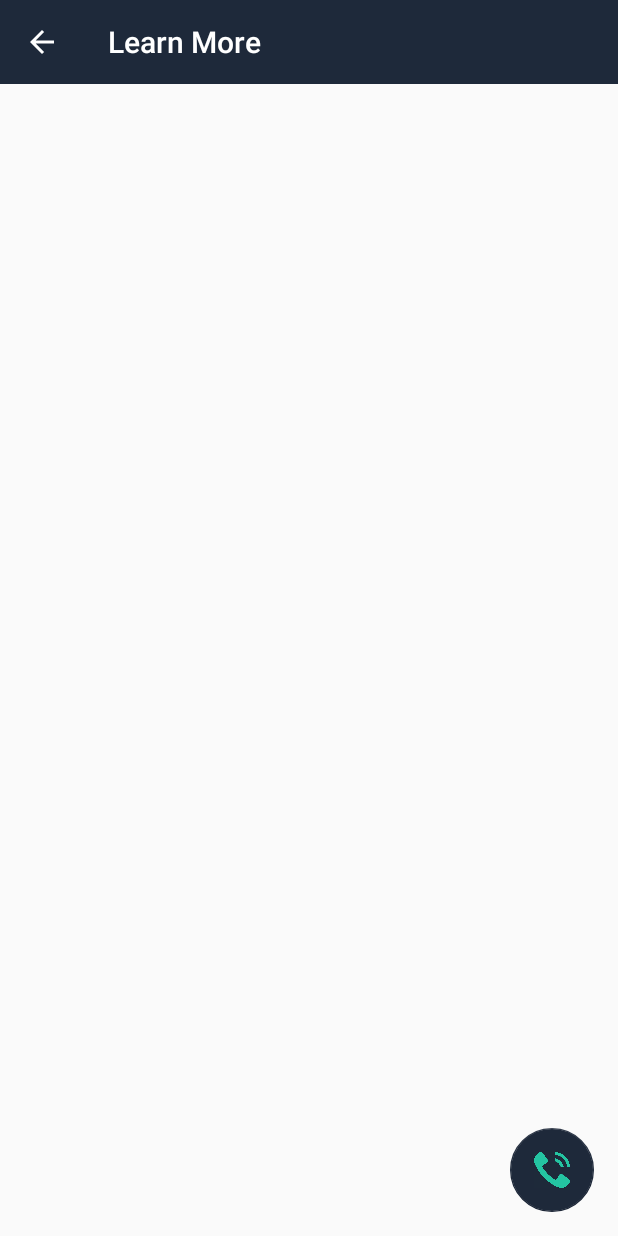
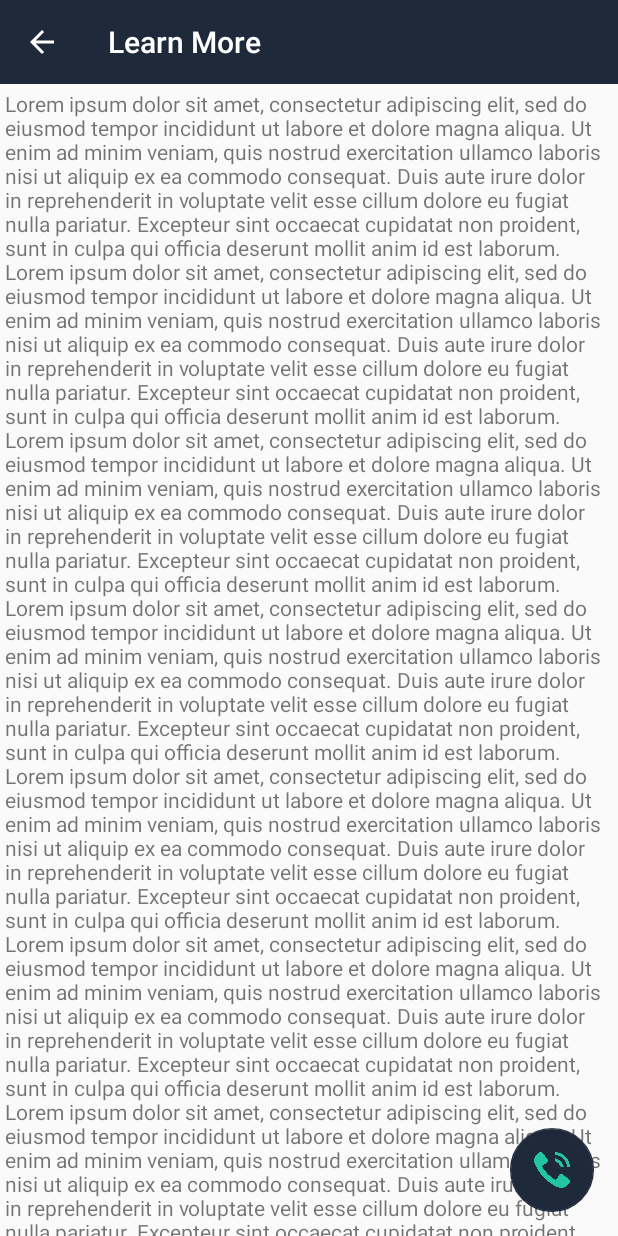
Before and after one commit to AnnaShajee/WeCare, an Android app: the LearningActivity screen opened directly, with no data from a screen before it, on a phone screen of 412 x 824 dp. Run offline under Robolectric (Android 15) with nearby library versions, the phone set to English and light mode, and no system bars.

Commit message:
Second commit with functioning ScrollView layout for Learning Activity

```diff
--- a/WeCare/app/src/main/java/com/example/schopra/wecare/DiaryActivity.java
+++ b/WeCare/app/src/main/java/com/example/schopra/wecare/DiaryActivity.java
@@ -27,6 +27,7 @@ public class DiaryActivity extends AppCompatActivity {
 
         Toolbar toolbar = (Toolbar) findViewById(R.id.toolbar);
         setSupportActionBar(toolbar);
+        getSupportActionBar().setDisplayHomeAsUpEnabled(true);
 
         FloatingActionButton fab = (FloatingActionButton) findViewById(R.id.fab);
         fab.setOnClickListener(new View.OnClickListener() {
@@ -36,7 +37,6 @@ public class DiaryActivity extends AppCompatActivity {
                         .setAction("Action", null).show();
             }
         });
-        getSupportActionBar().setDisplayHomeAsUpEnabled(true);
 
         nListViewNotes = (ListView)findViewById(R.id.main_ListView);
     }
@@ -51,6 +51,9 @@ public class DiaryActivity extends AppCompatActivity {
         switch (item.getItemId()) {
             case R.id.action_main_new_note:
                 startActivity(new Intent(this, NoteActivity.class));
+                return true;
+            case android.R.id.home:
+                finish();
                 return true;
         }
         return true;
--- a/WeCare/app/src/main/java/com/example/schopra/wecare/LearningActivity.java
+++ b/WeCare/app/src/main/java/com/example/schopra/wecare/LearningActivity.java
@@ -15,8 +15,16 @@ public class LearningActivity extends AppCompatActivity {
         setContentView(R.layout.activity_learning);
         Toolbar toolbar = (Toolbar) findViewById(R.id.toolbar);
         setSupportActionBar(toolbar);
+        getSupportActionBar().setDisplayHomeAsUpEnabled(true);
 
         FloatingActionButton fab = (FloatingActionButton) findViewById(R.id.fab);
+        /*fab.setOnClickListener(new View.OnClickListener() {
+            @Override
+            public void onClick(View view) {
+                Snackbar.make(view, "Replace with your own action", Snackbar.LENGTH_LONG)
+                        .setAction("Action", null).show();
+            }
+        });*/
         fab.setOnClickListener(new View.OnClickListener() {
             @Override
             public void onClick(View view) {
@@ -24,7 +32,5 @@ public class LearningActivity extends AppCompatActivity {
                         .setAction("Action", null).show();
             }
         });
-        getSupportActionBar().setDisplayHomeAsUpEnabled(true);
     }
-
 }
--- a/WeCare/app/src/main/res/layout/activity_learning.xml
+++ b/WeCare/app/src/main/res/layout/activity_learning.xml
@@ -1,5 +1,6 @@
 <?xml version="1.0" encoding="utf-8"?>
-<android.support.design.widget.CoordinatorLayout xmlns:android="http://schemas.android.com/apk/res/android"
+<android.support.design.widget.CoordinatorLayout
+    xmlns:android="http://schemas.android.com/apk/res/android"
     xmlns:app="http://schemas.android.com/apk/res-auto"
     xmlns:tools="http://schemas.android.com/tools"
     android:layout_width="match_parent"
@@ -9,15 +10,28 @@
     <android.support.design.widget.AppBarLayout
         android:layout_width="match_parent"
         android:layout_height="wrap_content"
-        android:theme="@style/AppTheme.AppBarOverlay">
+        android:theme="@style/AppTheme.AppBarOverlay"
+        android:fitsSystemWindows="true">
+
+        <android.support.design.widget.CollapsingToolbarLayout
+            android:id="@+id/toolbar_layout"
+            android:layout_width="match_parent"
+            android:layout_height="match_parent"
+            android:fitsSystemWindows="true"
+            app:contentScrim="?attr/colorPrimary"
+            app:titleEnabled="false"
+            app:layout_scrollFlags="scroll|exitUntilCollapsed">
 
         <android.support.v7.widget.Toolbar
             android:id="@+id/toolbar"
             android:layout_width="match_parent"
             android:layout_height="?attr/actionBarSize"
+            app:layout_collapseMode="pin"
             android:background="@color/blueAccent"
+            app:title="@string/title_activity_learning"
             app:popupTheme="@style/AppTheme.PopupOverlay" />
 
+        </android.support.design.widget.CollapsingToolbarLayout>
     </android.support.design.widget.AppBarLayout>
 
     <include layout="@layout/content_learning" />
@@ -29,6 +43,7 @@
         android:layout_gravity="bottom|end"
         android:layout_margin="@dimen/fab_margin"
         app:srcCompat="@drawable/call"
-        app:backgroundTint="@color/blueAccent"/>
+        app:backgroundTint="@color/blueAccent"
+        app:layout_anchorGravity="bottom|end"/>
 
 </android.support.design.widget.CoordinatorLayout>
--- a/WeCare/app/src/main/res/layout/activity_patient.xml
+++ b/WeCare/app/src/main/res/layout/activity_patient.xml
@@ -1,5 +1,6 @@
 <?xml version="1.0" encoding="utf-8"?>
-<android.support.design.widget.CoordinatorLayout xmlns:android="http://schemas.android.com/apk/res/android"
+<android.support.design.widget.CoordinatorLayout
+    xmlns:android="http://schemas.android.com/apk/res/android"
     xmlns:app="http://schemas.android.com/apk/res-auto"
     xmlns:tools="http://schemas.android.com/tools"
     android:layout_width="match_parent"
--- a/WeCare/app/src/main/res/layout/content_learning.xml
+++ b/WeCare/app/src/main/res/layout/content_learning.xml
@@ -1,5 +1,6 @@
 <?xml version="1.0" encoding="utf-8"?>
-<android.support.constraint.ConstraintLayout xmlns:android="http://schemas.android.com/apk/res/android"
+<android.support.v4.widget.NestedScrollView
+    xmlns:android="http://schemas.android.com/apk/res/android"
     xmlns:app="http://schemas.android.com/apk/res-auto"
     xmlns:tools="http://schemas.android.com/tools"
     android:layout_width="match_parent"
@@ -8,4 +9,10 @@
     tools:context="com.example.schopra.wecare.LearningActivity"
     tools:showIn="@layout/activity_learning">
 
-</android.support.constraint.ConstraintLayout>
+    <TextView
+        android:layout_width="wrap_content"
+        android:layout_height="wrap_content"
+        android:layout_margin="3dp"
+        android:text="@string/large_text" />
+
+</android.support.v4.widget.NestedScrollView>
--- a/WeCare/app/src/main/res/values/strings.xml
+++ b/WeCare/app/src/main/res/values/strings.xml
@@ -6,4 +6,13 @@
     <string name="title_activity_journal">Journal</string>
     <string name="title_activity_learning">Learn More</string>
     <string name="title_activity_note">Notes</string>
+    <string name="large_text">Lorem ipsum dolor sit amet, consectetur adipiscing elit, sed do eiusmod tempor incididunt ut labore et dolore magna aliqua. Ut enim ad minim veniam, quis nostrud exercitation ullamco laboris nisi ut aliquip ex ea commodo consequat. Duis aute irure dolor in reprehenderit in voluptate velit esse cillum dolore eu fugiat nulla pariatur. Excepteur sint occaecat cupidatat non proident, sunt in culpa qui officia deserunt mollit anim id est laborum.
+    Lorem ipsum dolor sit amet, consectetur adipiscing elit, sed do eiusmod tempor incididunt ut labore et dolore magna aliqua. Ut enim ad minim veniam, quis nostrud exercitation ullamco laboris nisi ut aliquip ex ea commodo consequat. Duis aute irure dolor in reprehenderit in voluptate velit esse cillum dolore eu fugiat nulla pariatur. Excepteur sint occaecat cupidatat non proident, sunt in culpa qui officia deserunt mollit anim id est laborum.
+    Lorem ipsum dolor sit amet, consectetur adipiscing elit, sed do eiusmod tempor incididunt ut labore et dolore magna aliqua. Ut enim ad minim veniam, quis nostrud exercitation ullamco laboris nisi ut aliquip ex ea commodo consequat. Duis aute irure dolor in reprehenderit in voluptate velit esse cillum dolore eu fugiat nulla pariatur. Excepteur sint occaecat cupidatat non proident, sunt in culpa qui officia deserunt mollit anim id est laborum.
+    Lorem ipsum dolor sit amet, consectetur adipiscing elit, sed do eiusmod tempor incididunt ut labore et dolore magna aliqua. Ut enim ad minim veniam, quis nostrud exercitation ullamco laboris nisi ut aliquip ex ea commodo consequat. Duis aute irure dolor in reprehenderit in voluptate velit esse cillum dolore eu fugiat nulla pariatur. Excepteur sint occaecat cupidatat non proident, sunt in culpa qui officia deserunt mollit anim id est laborum.
+    Lorem ipsum dolor sit amet, consectetur adipiscing elit, sed do eiusmod tempor incididunt ut labore et dolore magna aliqua. Ut enim ad minim veniam, quis nostrud exercitation ullamco laboris nisi ut aliquip ex ea commodo consequat. Duis aute irure dolor in reprehenderit in voluptate velit esse cillum dolore eu fugiat nulla pariatur. Excepteur sint occaecat cupidatat non proident, sunt in culpa qui officia deserunt mollit anim id est laborum.
+    Lorem ipsum dolor sit amet, consectetur adipiscing elit, sed do eiusmod tempor incididunt ut labore et dolore magna aliqua. Ut enim ad minim veniam, quis nostrud exercitation ullamco laboris nisi ut aliquip ex ea commodo consequat. Duis aute irure dolor in reprehenderit in voluptate velit esse cillum dolore eu fugiat nulla pariatur. Excepteur sint occaecat cupidatat non proident, sunt in culpa qui officia deserunt mollit anim id est laborum.
+    Lorem ipsum dolor sit amet, consectetur adipiscing elit, sed do eiusmod tempor incididunt ut labore et dolore magna aliqua. Ut enim ad minim veniam, quis nostrud exercitation ullamco laboris nisi ut aliquip ex ea commodo consequat. Duis aute irure dolor in reprehenderit in voluptate velit esse cillum dolore eu fugiat nulla pariatur. Excepteur sint occaecat cupidatat non proident, sunt in culpa qui officia deserunt mollit anim id est laborum.
+    Lorem ipsum dolor sit amet, consectetur adipiscing elit, sed do eiusmod tempor incididunt ut labore et dolore magna aliqua. Ut enim ad minim veniam, quis nostrud exercitation ullamco laboris nisi ut aliquip ex ea commodo consequat. Duis aute irure dolor in reprehenderit in voluptate velit esse cillum dolore eu fugiat nulla pariatur. Excepteur sint occaecat cupidatat non proident, sunt in culpa qui officia deserunt mollit anim id est laborum.
+    </string>
 </resources>
```
Also changed, not shown: WeCare/app/src/main/AndroidManifest.xml (+5 -2 lines), WeCare/app/src/main/java/com/example/schopra/wecare/NoteActivity.java (+11 -0 lines), WeCare/app/src/main/res/layout/activity_main.xml (+15 -10 lines), WeCare/app/src/main/res/layout/activity_note.xml (+20 -5 lines).
